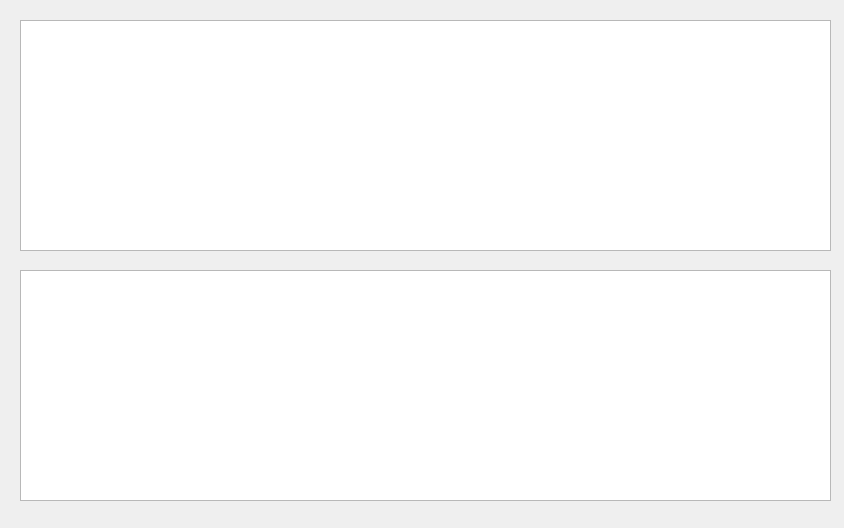
Old version of the form automode.ui in the repository ldkars/CMO9.
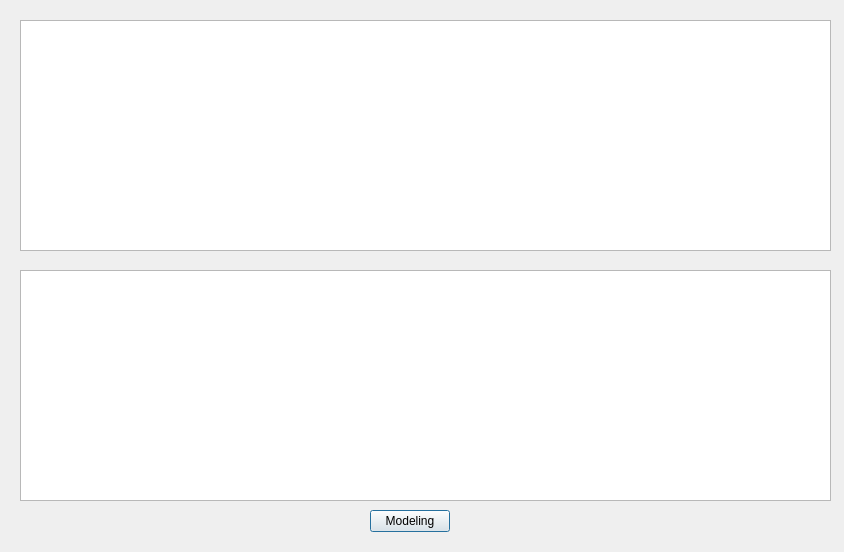
New version of the form.

Commit message: init grid

Patch:
```diff
--- a/automode.ui
+++ b/automode.ui
@@ -7,7 +7,7 @@
     <x>0</x>
     <y>0</y>
     <width>844</width>
-    <height>528</height>
+    <height>552</height>
    </rect>
   </property>
   <property name="windowTitle">
@@ -33,6 +33,19 @@
     </rect>
    </property>
   </widget>
+  <widget class="QPushButton" name="modelingButton">
+   <property name="geometry">
+    <rect>
+     <x>370</x>
+     <y>510</y>
+     <width>80</width>
+     <height>22</height>
+    </rect>
+   </property>
+   <property name="text">
+    <string>Modeling</string>
+   </property>
+  </widget>
  </widget>
  <resources/>
  <connections/>
```
The commit also changes 2 other files.
